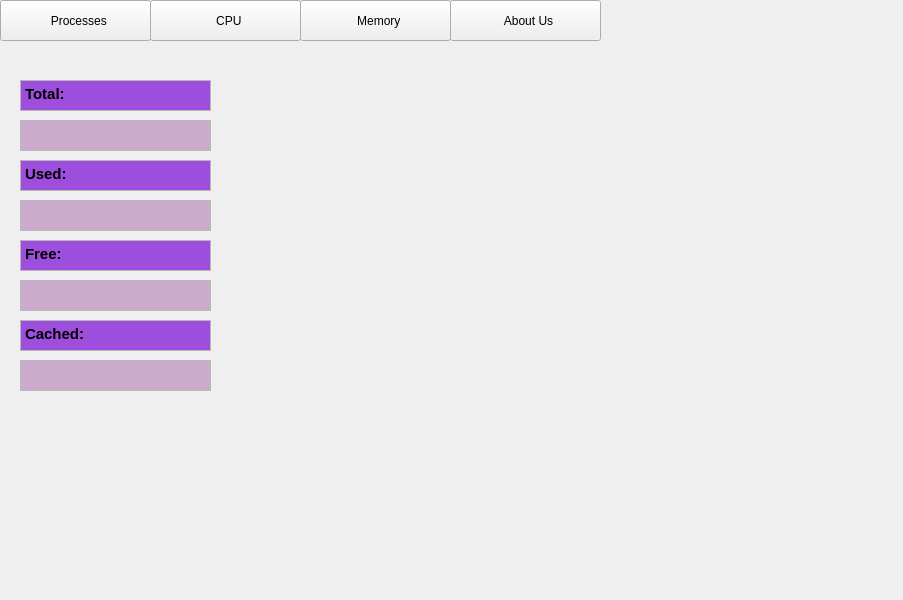
This is mainwindow.ui in sophiakravchuk/OSLinux_Statistic as Qt 5 draws it before an edit. The edited form follows.
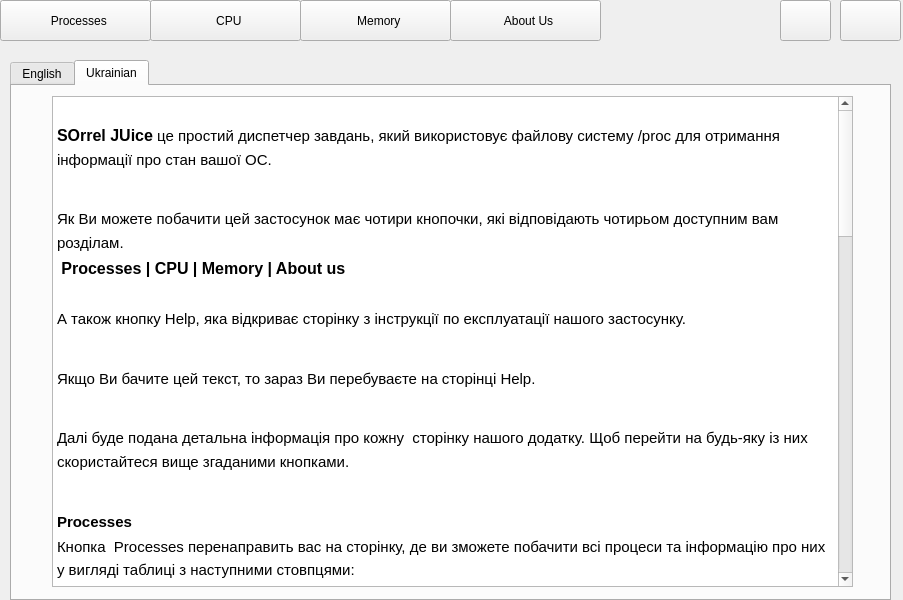
This is the edited form. The open tabs and pages were chosen to show the change. Custom widgets are drawn as their Qt base class.

Commit message: Add dark theme

The edit to the form file:
```diff
--- a/mainwindow.ui
+++ b/mainwindow.ui
@@ -320,8 +320,8 @@
      <widget class="QTextEdit" name="FreeMemText">
       <property name="geometry">
        <rect>
-        <x>20</x>
-        <y>240</y>
+        <x>80</x>
+        <y>330</y>
         <width>191</width>
         <height>31</height>
        </rect>
@@ -337,8 +337,8 @@
      <widget class="QTextEdit" name="CachedMemText">
       <property name="geometry">
        <rect>
-        <x>20</x>
-        <y>320</y>
+        <x>80</x>
+        <y>420</y>
         <width>191</width>
         <height>31</height>
        </rect>
@@ -354,8 +354,8 @@
      <widget class="QTextBrowser" name="UsedMem">
       <property name="geometry">
        <rect>
-        <x>20</x>
-        <y>120</y>
+        <x>80</x>
+        <y>200</y>
         <width>191</width>
         <height>31</height>
        </rect>
@@ -371,8 +371,8 @@
      <widget class="QTextEdit" name="UsedMemText">
       <property name="geometry">
        <rect>
-        <x>20</x>
-        <y>160</y>
+        <x>80</x>
+        <y>240</y>
         <width>191</width>
         <height>31</height>
        </rect>
@@ -388,8 +388,8 @@
      <widget class="QTextBrowser" name="TotalMem">
       <property name="geometry">
        <rect>
-        <x>20</x>
-        <y>40</y>
+        <x>80</x>
+        <y>110</y>
         <width>191</width>
         <height>31</height>
        </rect>
@@ -405,8 +405,8 @@
      <widget class="QTextBrowser" name="FreeMem">
       <property name="geometry">
        <rect>
-        <x>20</x>
-        <y>200</y>
+        <x>80</x>
+        <y>290</y>
         <width>191</width>
         <height>31</height>
        </rect>
@@ -422,8 +422,8 @@
      <widget class="QTextBrowser" name="CachedMem">
       <property name="geometry">
        <rect>
-        <x>20</x>
-        <y>280</y>
+        <x>80</x>
+        <y>380</y>
         <width>191</width>
         <height>31</height>
        </rect>
@@ -439,8 +439,8 @@
      <widget class="QTextEdit" name="TotalMemText">
       <property name="geometry">
        <rect>
-        <x>20</x>
-        <y>80</y>
+        <x>80</x>
+        <y>150</y>
         <width>191</width>
         <height>31</height>
        </rect>
@@ -456,8 +456,8 @@
      <widget class="QCustomPlot" name="plot_2" native="true">
       <property name="geometry">
        <rect>
-        <x>309</x>
-        <y>29</y>
+        <x>370</x>
+        <y>120</y>
         <width>431</width>
         <height>321</height>
        </rect>
@@ -731,9 +731,24 @@
         </property>
        </widget>
       </widget>
-      <widget class="QWidget" name="tab_3">
+     </widget>
+    </widget>
+    <widget class="QWidget" name="page_7">
+     <widget class="QTabWidget" name="tabWidget_2">
+      <property name="geometry">
+       <rect>
+        <x>10</x>
+        <y>20</y>
+        <width>881</width>
+        <height>541</height>
+       </rect>
+      </property>
+      <property name="currentIndex">
+       <number>0</number>
+      </property>
+      <widget class="QWidget" name="English_3">
        <attribute name="title">
-        <string>German</string>
+        <string>English</string>
        </attribute>
        <widget class="QTextEdit" name="textEdit_3">
         <property name="geometry">
@@ -774,9 +789,107 @@
         </property>
        </widget>
       </widget>
+      <widget class="QWidget" name="Ukrainian_3">
+       <attribute name="title">
+        <string>Ukrainian</string>
+       </attribute>
+       <widget class="QTextEdit" name="textEdit_5">
+        <property name="geometry">
+         <rect>
+          <x>40</x>
+          <y>10</y>
+          <width>801</width>
+          <height>491</height>
+         </rect>
+        </property>
+        <property name="html">
+         <string>&lt;!DOCTYPE HTML PUBLIC &quot;-//W3C//DTD HTML 4.0//EN&quot; &quot;http://www.w3.org/TR/REC-html40/strict.dtd&quot;&gt;
+&lt;html&gt;&lt;head&gt;&lt;meta name=&quot;qrichtext&quot; content=&quot;1&quot; /&gt;&lt;style type=&quot;text/css&quot;&gt;
+p, li { white-space: pre-wrap; }
+&lt;/style&gt;&lt;/head&gt;&lt;body style=&quot; font-family:'Ubuntu'; font-size:11pt; font-weight:400; font-style:normal;&quot;&gt;
+&lt;p style=&quot;-qt-paragraph-type:empty; margin-top:0px; margin-bottom:0px; margin-left:0px; margin-right:0px; -qt-block-indent:0; text-indent:0px; line-height:138%;&quot;&gt;&lt;br /&gt;&lt;/p&gt;
+&lt;p style=&quot; margin-top:0px; margin-bottom:0px; margin-left:0px; margin-right:0px; -qt-block-indent:0; text-indent:0px; line-height:138%;&quot;&gt;&lt;span style=&quot; font-size:12pt; font-weight:600;&quot;&gt;SOrrel JUice&lt;/span&gt; це простий диспетчер завдань, який використовує файлову систему /proc для отримання інформації про стан вашої ОС.&lt;/p&gt;
+&lt;p style=&quot; margin-top:0px; margin-bottom:0px; margin-left:0px; margin-right:0px; -qt-block-indent:0; text-indent:0px;&quot;&gt;&lt;br /&gt;&lt;/p&gt;
+&lt;p style=&quot; margin-top:0px; margin-bottom:0px; margin-left:0px; margin-right:0px; -qt-block-indent:0; text-indent:0px; line-height:138%;&quot;&gt;Як Ви можете побачити цей застосунок має чотири кнопочки, які відповідають чотирьом доступним вам розділам.&lt;/p&gt;
+&lt;p style=&quot; margin-top:0px; margin-bottom:0px; margin-left:0px; margin-right:0px; -qt-block-indent:0; text-indent:0px; line-height:138%;&quot;&gt;&lt;span style=&quot; font-size:12pt; font-weight:600;&quot;&gt; Processes | CPU | Memory | About us&lt;/span&gt;&lt;/p&gt;
+&lt;p style=&quot;-qt-paragraph-type:empty; margin-top:0px; margin-bottom:0px; margin-left:0px; margin-right:0px; -qt-block-indent:0; text-indent:0px; line-height:138%;&quot;&gt;&lt;br /&gt;&lt;/p&gt;
+&lt;p style=&quot; margin-top:0px; margin-bottom:0px; margin-left:0px; margin-right:0px; -qt-block-indent:0; text-indent:0px; line-height:138%;&quot;&gt;А також кнопку Help, яка відкриває сторінку з інструкції по експлуатації нашого застосунку.&lt;/p&gt;
+&lt;p style=&quot; margin-top:0px; margin-bottom:0px; margin-left:0px; margin-right:0px; -qt-block-indent:0; text-indent:0px;&quot;&gt;&lt;br /&gt;&lt;/p&gt;
+&lt;p style=&quot; margin-top:0px; margin-bottom:0px; margin-left:0px; margin-right:0px; -qt-block-indent:0; text-indent:0px; line-height:138%;&quot;&gt;Якщо Ви бачите цей текст, то зараз Ви перебуваєте на сторінці Help.&lt;/p&gt;
+&lt;p style=&quot; margin-top:0px; margin-bottom:0px; margin-left:0px; margin-right:0px; -qt-block-indent:0; text-indent:0px;&quot;&gt;&lt;br /&gt;&lt;/p&gt;
+&lt;p style=&quot; margin-top:0px; margin-bottom:0px; margin-left:0px; margin-right:0px; -qt-block-indent:0; text-indent:0px; line-height:138%;&quot;&gt;Далі буде подана детальна інформація про кожну  сторінку нашого додатку. Щоб перейти на будь-яку із них скористайтеся вище згаданими кнопками.&lt;/p&gt;
+&lt;p style=&quot; margin-top:0px; margin-bottom:0px; margin-left:0px; margin-right:0px; -qt-block-indent:0; text-indent:0px;&quot;&gt;&lt;br /&gt;&lt;/p&gt;
+&lt;p style=&quot; margin-top:0px; margin-bottom:0px; margin-left:0px; margin-right:0px; -qt-block-indent:0; text-indent:0px; line-height:138%;&quot;&gt;&lt;span style=&quot; font-weight:600;&quot;&gt;Processes&lt;/span&gt;&lt;/p&gt;
+&lt;p style=&quot; margin-top:0px; margin-bottom:0px; margin-left:0px; margin-right:0px; -qt-block-indent:0; text-indent:0px; line-height:138%;&quot;&gt;Кнопка  Processes перенаправить вас на сторінку, де ви зможете побачити всі процеси та інформацію про них у вигляді таблиці з наступними стовпцями:&lt;/p&gt;
+&lt;p style=&quot; margin-top:0px; margin-bottom:0px; margin-left:0px; margin-right:0px; -qt-block-indent:0; text-indent:0px; line-height:138%;&quot;&gt;Назва процесу,&lt;/p&gt;
+&lt;p style=&quot; margin-top:0px; margin-bottom:0px; margin-left:0px; margin-right:0px; -qt-block-indent:0; text-indent:0px; line-height:138%;&quot;&gt;ідентифікаційний номер процесу,&lt;/p&gt;
+&lt;p style=&quot; margin-top:0px; margin-bottom:0px; margin-left:0px; margin-right:0px; -qt-block-indent:0; text-indent:0px; line-height:138%;&quot;&gt;статус процесу,&lt;/p&gt;
+&lt;p style=&quot; margin-top:0px; margin-bottom:0px; margin-left:0px; margin-right:0px; -qt-block-indent:0; text-indent:0px; line-height:138%;&quot;&gt;використання центрального процесора процесом у відсотках,&lt;/p&gt;
+&lt;p style=&quot; margin-top:0px; margin-bottom:0px; margin-left:0px; margin-right:0px; -qt-block-indent:0; text-indent:0px; line-height:138%;&quot;&gt;обсяг віртуальної пам'яті, зайнятий процесом,&lt;/p&gt;
+&lt;p style=&quot; margin-top:0px; margin-bottom:0px; margin-left:0px; margin-right:0px; -qt-block-indent:0; text-indent:0px; line-height:138%;&quot;&gt;обсяг оперативної пам'яті зайнятий процесом,&lt;/p&gt;
+&lt;p style=&quot; margin-top:0px; margin-bottom:0px; margin-left:0px; margin-right:0px; -qt-block-indent:0; text-indent:0px; line-height:138%;&quot;&gt;і обсяг оперативної пам'яті, зайнятий процесом, у відсотках.&lt;/p&gt;
+&lt;p style=&quot; margin-top:0px; margin-bottom:0px; margin-left:0px; margin-right:0px; -qt-block-indent:0; text-indent:0px;&quot;&gt;&lt;br /&gt;&lt;/p&gt;
+&lt;p style=&quot; margin-top:0px; margin-bottom:0px; margin-left:0px; margin-right:0px; -qt-block-indent:0; text-indent:0px; line-height:138%;&quot;&gt;Якщо натиснути будь-яке з назв стовпців, всю таблицю буде відсортовано за спаданням за параметром, на який Ви натиснули; якщо натиснути ще раз, всю таблицю буде відсортовано за зростанням.&lt;/p&gt;
+&lt;p style=&quot; margin-top:0px; margin-bottom:0px; margin-left:0px; margin-right:0px; -qt-block-indent:0; text-indent:0px;&quot;&gt;&lt;br /&gt;&lt;/p&gt;
+&lt;p style=&quot; margin-top:0px; margin-bottom:0px; margin-left:0px; margin-right:0px; -qt-block-indent:0; text-indent:0px; line-height:138%;&quot;&gt;Також рядки в таблиці можуть підсвічуватися різними відтінками трьох кольорів (зелений, фіолетовий, червоний). &lt;/p&gt;
+&lt;p style=&quot; margin-top:0px; margin-bottom:0px; margin-left:0px; margin-right:0px; -qt-block-indent:0; text-indent:0px;&quot;&gt;&lt;br /&gt;&lt;/p&gt;
+&lt;p style=&quot; margin-top:0px; margin-bottom:0px; margin-left:0px; margin-right:0px; -qt-block-indent:0; text-indent:0px; line-height:138%;&quot;&gt;Якщо рядок зеленого кольору, то показник параметру використання центрального процесора більший за 25 %, проте використання пам'яті не перевищує цього значення.&lt;/p&gt;
+&lt;p style=&quot; margin-top:0px; margin-bottom:0px; margin-left:0px; margin-right:0px; -qt-block-indent:0; text-indent:0px; line-height:138%;&quot;&gt;Якщо рядок фіолетового кольору, то, навпаки показник параметру використання пам'яті більший за 25 %, проте використання центрального процесора не перевищує цього значення.&lt;/p&gt;
+&lt;p style=&quot; margin-top:0px; margin-bottom:0px; margin-left:0px; margin-right:0px; -qt-block-indent:0; text-indent:0px; line-height:138%;&quot;&gt;Якщо ж значення обох параметрів перевищує 25 %, то рядок буде червоно кольору.&lt;/p&gt;
+&lt;p style=&quot; margin-top:0px; margin-bottom:0px; margin-left:0px; margin-right:0px; -qt-block-indent:0; text-indent:0px; line-height:138%;&quot;&gt;Відтінок показує межі в яких перебуває значення. Найсвітліший відтінок говорить про значення від 25% до 50%, найтемніший - про значення вищі за 90%.&lt;/p&gt;
+&lt;p style=&quot; margin-top:0px; margin-bottom:0px; margin-left:0px; margin-right:0px; -qt-block-indent:0; text-indent:0px;&quot;&gt;&lt;br /&gt;&lt;/p&gt;
+&lt;p style=&quot; margin-top:0px; margin-bottom:0px; margin-left:0px; margin-right:0px; -qt-block-indent:0; text-indent:0px; line-height:138%;&quot;&gt;Крім того, на цій сторінці ви можете клацнути правою кнопкою миші на назву будь-якого процесу, тоді ви побачите меню з двома доступними опціями для конкретного процесу:&lt;/p&gt;
+&lt;p style=&quot; margin-top:0px; margin-bottom:0px; margin-left:0px; margin-right:0px; -qt-block-indent:0; text-indent:0px; line-height:138%;&quot;&gt;kill the process&lt;/p&gt;
+&lt;p style=&quot; margin-top:0px; margin-bottom:0px; margin-left:0px; margin-right:0px; -qt-block-indent:0; text-indent:0px; line-height:138%;&quot;&gt;process graph?&lt;/p&gt;
+&lt;p style=&quot; margin-top:0px; margin-bottom:0px; margin-left:0px; margin-right:0px; -qt-block-indent:0; text-indent:0px;&quot;&gt;&lt;br /&gt;&lt;/p&gt;
+&lt;p style=&quot; margin-top:0px; margin-bottom:0px; margin-left:0px; margin-right:0px; -qt-block-indent:0; text-indent:0px; line-height:138%;&quot;&gt;Отже, далі йде детальний опис цих двох опцій.&lt;/p&gt;
+&lt;p style=&quot; margin-top:0px; margin-bottom:0px; margin-left:0px; margin-right:0px; -qt-block-indent:0; text-indent:0px;&quot;&gt;&lt;br /&gt;&lt;/p&gt;
+&lt;p style=&quot; margin-top:0px; margin-bottom:0px; margin-left:0px; margin-right:0px; -qt-block-indent:0; text-indent:0px; line-height:138%;&quot;&gt;&lt;span style=&quot; font-weight:600; font-style:italic;&quot;&gt;Kill process:&lt;/span&gt;&lt;/p&gt;
+&lt;p style=&quot; margin-top:0px; margin-bottom:0px; margin-left:0px; margin-right:0px; -qt-block-indent:0; text-indent:0px; line-height:138%;&quot;&gt;Цю опцію переважно використовують, якщо хочуть припинити виконання цього процесу через те, що він перевантажує комп’ютер (процесор чи оперативну пам’ять) чи з інших причин.&lt;/p&gt;
+&lt;p style=&quot; margin-top:0px; margin-bottom:0px; margin-left:0px; margin-right:0px; -qt-block-indent:0; text-indent:0px; line-height:138%;&quot;&gt;Якщо Ви виберете цю опцію, то спочатку наша програма видасть вам вікно підтвердження, яке перепитає Вас чи дійсно Ви хочете зупинити виконання цього процесу. Увага: якщо процес завершиться після того, як ви вирішили його вбити, але до того, як ви натиснете підтвердження, то програма видасть вам повідомлення про те, що Ви не можете завершити цей процес.&lt;/p&gt;
+&lt;p style=&quot; margin-top:0px; margin-bottom:0px; margin-left:0px; margin-right:0px; -qt-block-indent:0; text-indent:0px;&quot;&gt;&lt;br /&gt;&lt;/p&gt;
+&lt;p style=&quot; margin-top:0px; margin-bottom:0px; margin-left:0px; margin-right:0px; -qt-block-indent:0; text-indent:0px; line-height:138%;&quot;&gt;&lt;span style=&quot; font-weight:600; font-style:italic;&quot;&gt;Process graph:&lt;/span&gt;&lt;/p&gt;
+&lt;p style=&quot; margin-top:0px; margin-bottom:0px; margin-left:0px; margin-right:0px; -qt-block-indent:0; text-indent:0px; line-height:138%;&quot;&gt;Якщо Ви вибрали цю опцію, то Вам відкриється сторінка, де ви зможете спостерігати динамічну візуалізацію інформації про використання процесора та оперативної пам'яті конкретно обраним Вами процесом. &lt;/p&gt;
+&lt;p style=&quot; margin-top:0px; margin-bottom:0px; margin-left:0px; margin-right:0px; -qt-block-indent:0; text-indent:0px; line-height:138%;&quot;&gt;Також на цій сторінці Вам доступна можливість припинити виконання процесу. &lt;/p&gt;
+&lt;p style=&quot; margin-top:0px; margin-bottom:0px; margin-left:0px; margin-right:0px; -qt-block-indent:0; text-indent:0px;&quot;&gt;&lt;br /&gt;&lt;br /&gt;&lt;/p&gt;
+&lt;p style=&quot; margin-top:0px; margin-bottom:0px; margin-left:0px; margin-right:0px; -qt-block-indent:0; text-indent:0px; line-height:138%;&quot;&gt;&lt;span style=&quot; font-weight:600;&quot;&gt;CPU&lt;/span&gt;&lt;/p&gt;
+&lt;p style=&quot; margin-top:0px; margin-bottom:0px; margin-left:0px; margin-right:0px; -qt-block-indent:0; text-indent:0px;&quot;&gt;&lt;br /&gt;&lt;/p&gt;
+&lt;p style=&quot; margin-top:0px; margin-bottom:0px; margin-left:0px; margin-right:0px; -qt-block-indent:0; text-indent:0px; line-height:138%;&quot;&gt;&lt;span style=&quot; font-weight:600;&quot;&gt;Memory&lt;/span&gt;&lt;/p&gt;
+&lt;p style=&quot; margin-top:0px; margin-bottom:0px; margin-left:0px; margin-right:0px; -qt-block-indent:0; text-indent:0px;&quot;&gt;&lt;br /&gt;&lt;/p&gt;
+&lt;p style=&quot; margin-top:0px; margin-bottom:0px; margin-left:0px; margin-right:0px; -qt-block-indent:0; text-indent:0px; line-height:138%;&quot;&gt;&lt;span style=&quot; font-weight:600;&quot;&gt;About us&lt;/span&gt;&lt;/p&gt;
+&lt;p style=&quot; margin-top:0px; margin-bottom:0px; margin-left:0px; margin-right:0px; -qt-block-indent:0; text-indent:0px;&quot;&gt;&lt;br /&gt;&lt;/p&gt;&lt;/body&gt;&lt;/html&gt;</string>
+        </property>
+       </widget>
+      </widget>
      </widget>
     </widget>
    </widget>
+   <widget class="QPushButton" name="Help_Button">
+    <property name="geometry">
+     <rect>
+      <x>840</x>
+      <y>0</y>
+      <width>61</width>
+      <height>41</height>
+     </rect>
+    </property>
+    <property name="text">
+     <string/>
+    </property>
+   </widget>
+   <widget class="QPushButton" name="DarkTheme">
+    <property name="geometry">
+     <rect>
+      <x>780</x>
+      <y>0</y>
+      <width>51</width>
+      <height>41</height>
+     </rect>
+    </property>
+    <property name="text">
+     <string/>
+    </property>
+   </widget>
    <zorder>stackedWidget</zorder>
    <zorder>AboutUs_Button</zorder>
    <zorder>Memory_Button</zorder>
```
Left out of the diff: 149 changed lines with no effect on the pictures. The commit also changes 5 other files.
